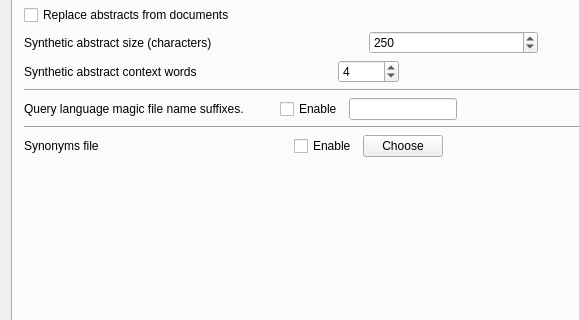
This is src/qtgui/uiprefs.ui in alberti42/recoll-macos as Qt 5 draws it before an edit; both pictures show x 0 to 579 and y 196 to 516 of the 731 by 684 pixel window. The edited form follows.
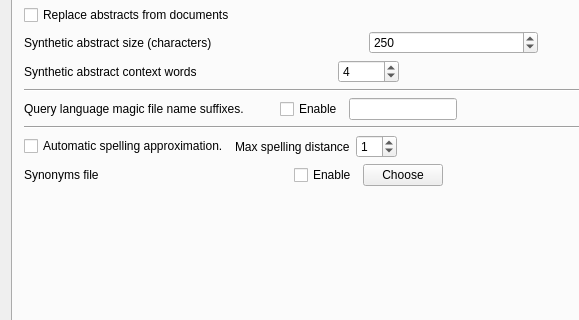
This is the edited form. The open tabs and pages were chosen to show the change.

Commit message: Implement experimental feature to expand query terms not found in the index to spelling neighbours

What changed in the file:
```diff
--- a/src/qtgui/uiprefs.ui
+++ b/src/qtgui/uiprefs.ui
@@ -1435,6 +1435,50 @@
            </property>
           </widget>
          </item>
+         <item>
+          <layout class="QHBoxLayout" stretch="0,0,0,1">
+           <item>
+            <widget class="QCheckBox" name="autoSpellCB">
+             <property name="toolTip">
+              <string>Enable spelling approximations for terms not found in the index.</string>
+             </property>
+             <property name="text">
+              <string>Automatic spelling approximation.</string>
+             </property>
+            </widget>
+           </item>
+           <item>
+            <widget class="QLabel" name="autoSpellLBL">
+             <property name="text">
+              <string>Max spelling distance</string>
+             </property>
+            </widget>
+           </item>
+           <item>
+            <widget class="QSpinBox" name="autoSpellMaxDistSB">
+             <property name="minimum">
+              <number>0</number>
+             </property>
+             <property name="value">
+              <number>1</number>
+             </property>
+            </widget>
+           </item>
+           <item>
+            <spacer name="horizontalSpacer_9">
+             <property name="orientation">
+              <enum>Qt::Horizontal</enum>
+             </property>
+             <property name="sizeHint" stdset="0">
+              <size>
+               <width>40</width>
+               <height>20</height>
+              </size>
+             </property>
+            </spacer>
+           </item>
+          </layout>
+         </item>
          <item>
           <layout class="QHBoxLayout" stretch="0,0,0,1">
            <item>
```
Lines whose indentation alone changed are shown as unchanged. The commit also changes 14 other files.
